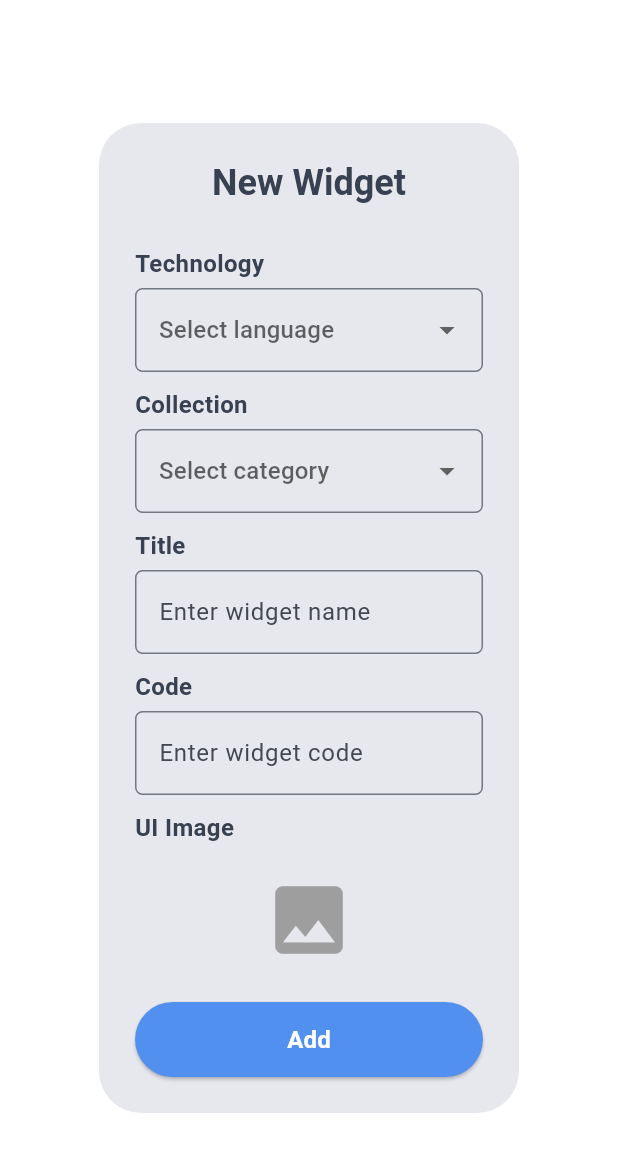
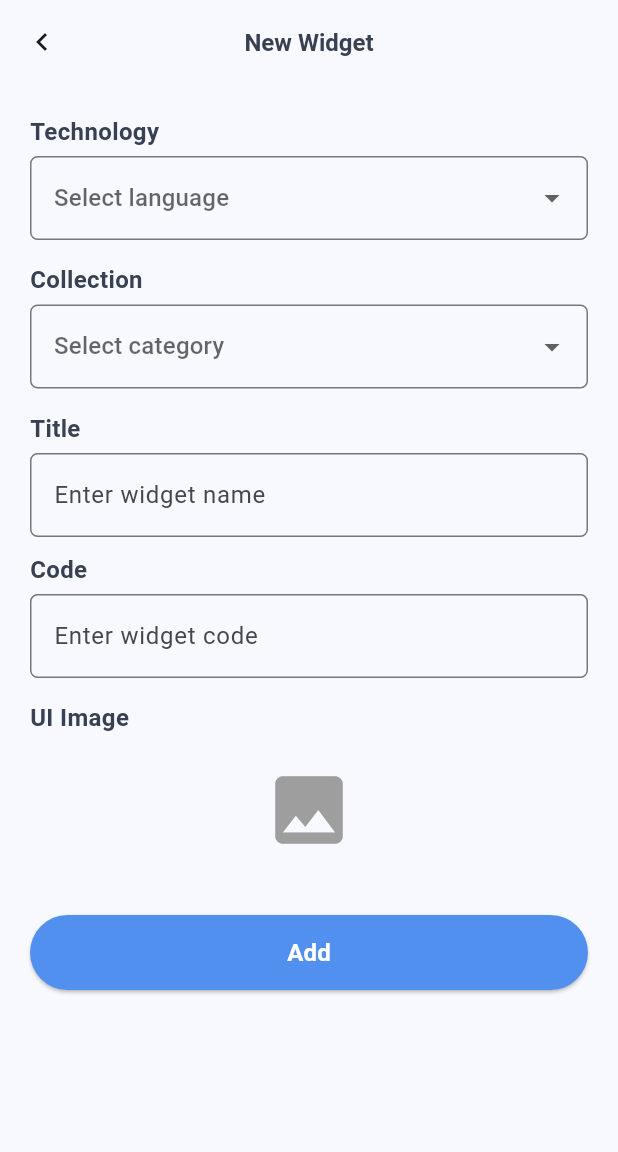
Before and after one commit to ammardev99/Widgets, a Flutter app: the AddWidgetPage screen opened by its route, on a phone screen of 412 x 824 dp. Shown: the top 1152 px of the screen. Run offline on Flutter 3.47's test engine with Material 3 defaults, Android fonts, the phone set to English and light mode, and no system bars; our stand-ins replace animated_notch_bottom_bar, animated_splash_screen, flutter_svg, get, image_picker.

Commit message:
add widget page

```diff
--- a/lib/modules/add data/add_widget/view.dart
+++ b/lib/modules/add data/add_widget/view.dart
@@ -4,6 +4,7 @@ import 'package:flutter/material.dart';
 import 'package:get/get.dart';
 import 'package:widgets/models/dummy.dart';
 import 'package:widgets/utilities/color.dart';
+import 'package:widgets/widgets/back_icon_button.dart';
 import 'package:widgets/widgets/dropdown_input_field.dart';
 import 'package:widgets/widgets/formating.dart';
 import 'package:widgets/widgets/input_form_field.dart';
@@ -18,14 +19,20 @@ class AddWidgetPage extends StatelessWidget {
 
   @override
   Widget build(BuildContext context) {
-    return AlertDialog(
-      title: customTitle('New Widget'),
-      alignment: Alignment.center,
-      content: SingleChildScrollView(
+    return SafeArea(
+      child: Scaffold(
+        appBar: AppBar(
+          leading: backPop(),
+          title: customHeading('New Widget'),
+          centerTitle: true,
+        ),
+        body: SingleChildScrollView(
+          scrollDirection: Axis.vertical,
+          physics: const BouncingScrollPhysics(),
+          padding: const EdgeInsets.all(20),
           child: Column(
             crossAxisAlignment: CrossAxisAlignment.start,
             children: [
-            sizeBox(10),
               DropdownFormFieldApp(
                 label: "Technology",
                 hint: "Select language",
@@ -42,7 +49,7 @@ class AddWidgetPage extends StatelessWidget {
                   state.selectedTechonology = value;
                 },
               ),
-            sizeBox(10),
+              sizeBox(15),
               DropdownFormFieldApp(
                 label: "Collection",
                 hint: "Select category",
@@ -59,7 +66,7 @@ class AddWidgetPage extends StatelessWidget {
                   state.selectedCollection = value;
                 },
               ),
-            sizeBox(10),
+              sizeBox(15),
               InputFormFieldApp(
                   label: "Title",
                   hint: 'Enter widget name',
@@ -71,7 +78,7 @@ class AddWidgetPage extends StatelessWidget {
                   hint: 'Enter widget code',
                   controller: state.widgetCode,
                   inputType: TextInputType.name),
-            sizeBox(10),
+              sizeBox(15),
               customHeading("UI Image"),
               sizeBox(10),
               Center(
@@ -98,7 +105,7 @@ class AddWidgetPage extends StatelessWidget {
                   }),
                 ),
               ),
-            sizeBox(15),
+              sizeBox(30),
               ElevatedButton(
                   onPressed: () {
                     state.addWidget();
@@ -111,9 +118,21 @@ class AddWidgetPage extends StatelessWidget {
                     backgroundColor: WidgetStatePropertyAll(AppColors.primary),
                   ),
                   child: customHeading('Add', AppColors.white)),
+              sizeBox(30)
             ],
+          ),
         ),
       ),
     );
   }
 }
+
+
+
+
+//           ],
+//         ),
+//       ),
+//     );
+//   }
+// }
--- a/lib/modules/favorite/view.dart
+++ b/lib/modules/favorite/view.dart
@@ -33,13 +33,12 @@ class FavoritePage extends StatelessWidget {
               return ListView.builder(
                 shrinkWrap: true,
                 physics: const NeverScrollableScrollPhysics(),
-                itemCount:
-                    widgets.where((item) => item.favorite.value).length,
+                itemCount: widgets.where((item) => item.favorite.value).length,
                 itemBuilder: (BuildContext context, int index) {
                   var filteredCollection =
                       widgets.where((item) => item.favorite.value).toList();
                   return componentCard(filteredCollection[index],
-                      AppColors.light, RouteName.widgetsInfo);
+                      AppColors.primary, RouteName.widgetsInfo);
                 },
               );
             })
--- a/lib/modules/updates/view.dart
+++ b/lib/modules/updates/view.dart
@@ -44,7 +44,8 @@ class UpdatesPage extends StatelessWidget {
             physics: const NeverScrollableScrollPhysics(),
             itemBuilder: (context, index) => Padding(
               padding: const EdgeInsets.symmetric(vertical: 5),
-              child: feedCard(widgets[index], myTechonology[index].color,
+              child: feedCard(context,widgets[index], myTechonology[index].color,
+
                   RouteName.widgetsInfo),
             ),
           )),
--- a/lib/widgets/component_cart.dart
+++ b/lib/widgets/component_cart.dart
@@ -34,9 +34,9 @@ Widget componentCard(MyWidget widget, Color color, [String? widgetsInfo]) {
                   widget.favorite.value = !widget.favorite.value;
                 }, icon: Obx(() {
                   return widget.favorite.value == true
-                      ? const Icon(
+                      ? Icon(
                           Icons.bookmark,
-                          color: AppColors.primary,
+                          color: color,
                         )
                       : const Icon(
                           Icons.bookmark_add_outlined,
```
Also changed, not shown: lib/modules/auth/login/view.dart (+4 -3 lines), lib/modules/auth/signup/view.dart (+6 -5 lines), lib/modules/menu/view.dart (+4 -4 lines), lib/widgets/feed_card.dart (+46 -6 lines). Lines whose indentation alone changed are shown as unchanged.
